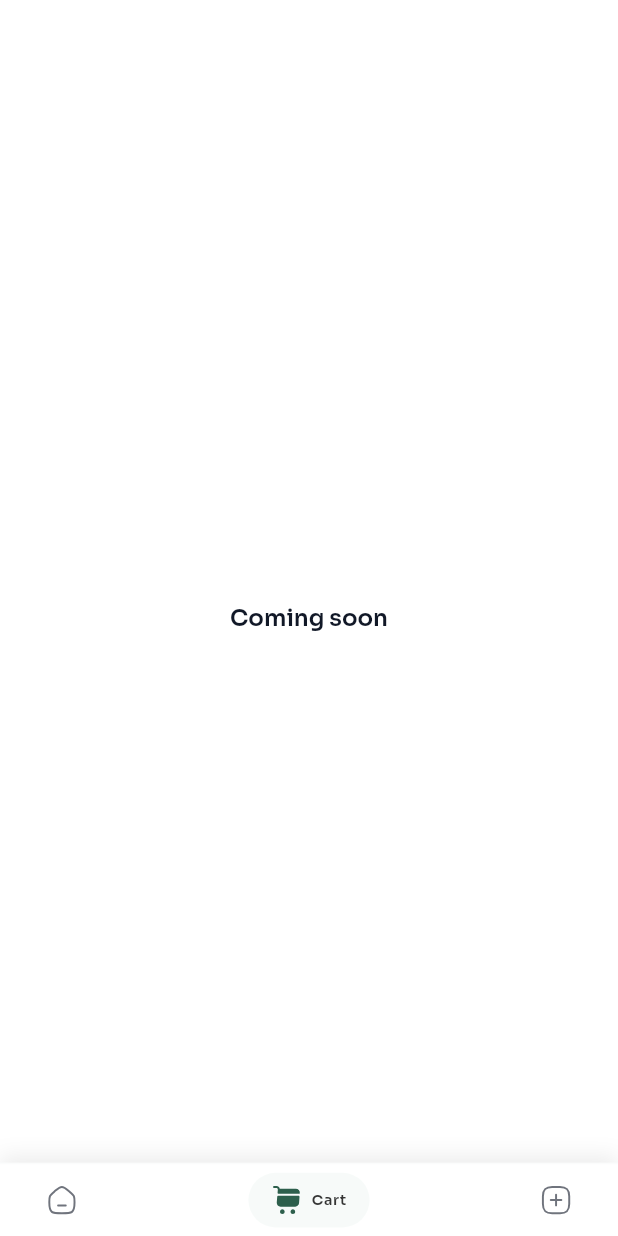
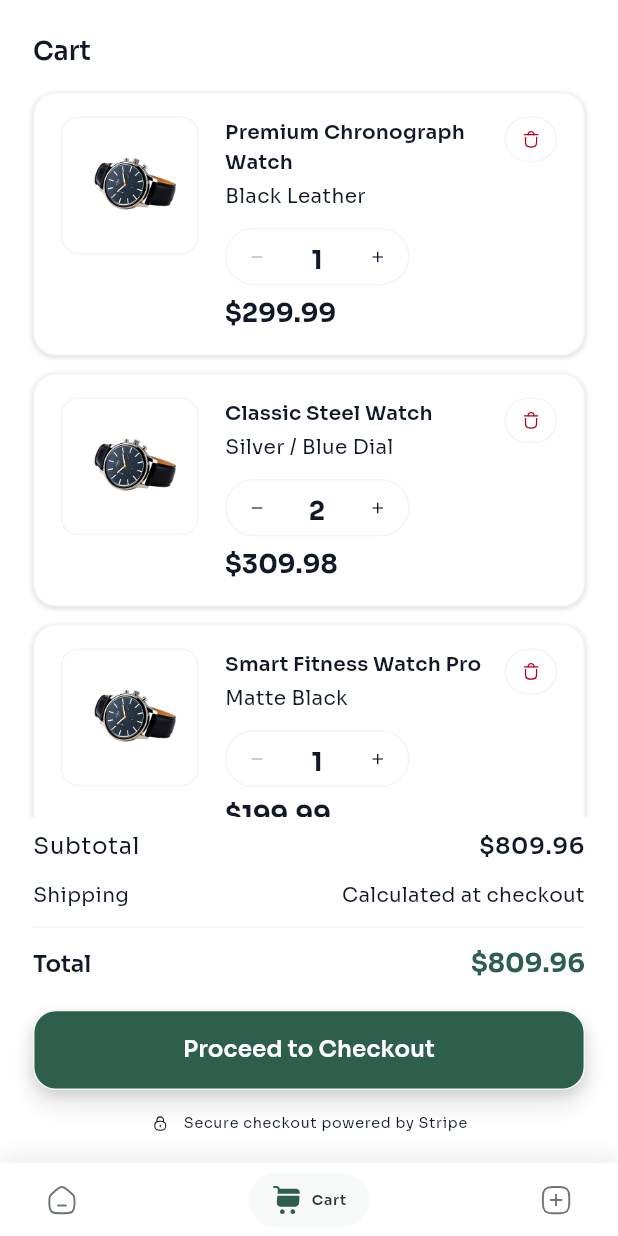
Before and after one commit to oiu85/fist_ecommerce_app_flutter, a Flutter app: the screen it shows after launch, swiped to page 2, on a phone screen of 412 x 824 dp. Run offline on Flutter 3.47's test engine with Material 3 defaults, Android fonts, the phone set to English and light mode, and no system bars; drawn by our look-alikes of auto_size_text, google_nav_bar; our stand-ins replace cached_network_image, dartz, dio, easy_localization, equatable, flutter_animate and 16 more; project files that could hold a hidden picture were left out.

Commit message:
*. Create the Cart page : - create the cart item card - create the total section with total row - create the checkout button *. Create the mock data for cart page *. Use all the widget to create the page

```diff
--- /dev/null
+++ b/lib/features/cart/presentation/pages/cart_page.dart
@@ -0,0 +1,130 @@
+import 'package:flutter/material.dart';
+import 'package:flutter_screenutil/flutter_screenutil.dart';
+
+import '../../../../core/localization/app_text.dart';
+import '../../../../core/localization/locale_keys.g.dart';
+import '../../../../mock_data/cart_mock_data.dart';
+import '../widgets/cart_item.dart';
+import '../widgets/cart_total_section.dart';
+
+class CartPage extends StatefulWidget {
+  const CartPage({super.key});
+
+  @override
+  State<CartPage> createState() => _CartPageState();
+}
+
+class _CartPageState extends State<CartPage> {
+  late List<CartMockItem> _items;
+
+  @override
+  void initState() {
+    super.initState();
+    _items = List<CartMockItem>.from(mockCartItems);
+  }
+
+  void _onQuantityChanged(int index, int newQuantity) {
+    if (newQuantity < 1) {
+      _removeItem(index);
+      return;
+    }
+    setState(() {
+      final item = _items[index];
+      final updated = CartMockItem(
+        id: item.id,
+        imageUrl: item.imageUrl,
+        name: item.name,
+        variant: item.variant,
+        quantity: newQuantity,
+        unitPrice: item.unitPrice,
+      );
+      _items = List<CartMockItem>.from(_items)..[index] = updated;
+    });
+  }
+
+  void _onDelete(int index) {
+    _removeItem(index);
+  }
+
+  void _removeItem(int index) {
+    if (index < 0 || index >= _items.length) return;
+    setState(() => _items = List<CartMockItem>.from(_items)..removeAt(index));
+  }
+
+  @override
+  Widget build(BuildContext context) {
+    final theme = Theme.of(context);
+    final subtotal = cartSubtotal(_items);
+    final subtotalStr = formatCartPrice(subtotal);
+    final totalStr = formatCartPrice(subtotal);
+    //* Clear bottom nav bar (extendBody: true) + safe area / home indicator
+    final bottomPadding = MediaQuery.of(context).padding.bottom + 20.h;
+
+    return Column(
+      children: [
+        //* Scrollable: title + cart items (or empty state)
+        Expanded(
+          child: CustomScrollView(
+            slivers: <Widget>[
+              SliverToBoxAdapter(
+                child: Padding(
+                  padding: EdgeInsets.fromLTRB(20.w, 24.h, 20.w, 16.h),
+                  child: AppText(
+                    LocaleKeys.home_navCart,
+                    translation: true,
+                    style: theme.textTheme.headlineSmall?.copyWith(fontWeight: FontWeight.w600),
+                  ),
+                ),
+              ),
+              if (_items.isEmpty)
+                SliverFillRemaining(
+                  hasScrollBody: false,
+                  child: Center(
+                    child: AppText(
+                      LocaleKeys.cart_empty,
+                      translation: true,
+                      style: theme.textTheme.bodyLarge?.copyWith(color: theme.colorScheme.onSurfaceVariant),
+                    ),
+                  ),
+                )
+              else
+                SliverPadding(
+                  padding: EdgeInsets.symmetric(horizontal: 20.w),
+                  sliver: SliverList(
+                    delegate: SliverChildBuilderDelegate((BuildContext context, int index) {
+                      final item = _items[index];
+                      return Padding(
+                        padding: EdgeInsets.only(bottom: 12.h),
+                        child: CartItem(
+                          imageUrl: item.imageUrl,
+                          name: item.name,
+                          variant: item.variant,
+                          quantity: item.quantity,
+                          priceFormatted: formatCartPrice(item.lineTotal),
+                          onQuantityChanged: (q) => _onQuantityChanged(index, q),
+                          onDelete: () => _onDelete(index),
+                          maxQuantity: 99,
+                        ),
+                      );
+                    }, childCount: _items.length),
+                  ),
+                ),
+            ],
+          ),
+        ),
+        //* Sticky total section (not scrollable)
+        Padding(
+          padding: EdgeInsets.only(top: 8.h, bottom: bottomPadding),
+          child: CartTotalSection(
+            subtotalFormatted: subtotalStr,
+            totalFormatted: totalStr,
+            onProceedToCheckout: () {
+              // TODO: Navigate to checkout
+            },
+            enabled: _items.isNotEmpty,
+          ),
+        ),
+      ],
+    );
+  }
+}
--- /dev/null
+++ b/lib/features/cart/presentation/widgets/cart_item.dart
@@ -0,0 +1,181 @@
+import 'package:flutter/material.dart';
+import 'package:flutter_screenutil/flutter_screenutil.dart';
+
+import '../../../../core/component/quantity_counter_chip.dart';
+import '../../../../core/localization/app_text.dart';
+import '../../../../core/theme/app_color_extension.dart';
+import '../../../../gen/assets.gen.dart';
+
+import 'cart_item_image.dart';
+
+class CartItem extends StatelessWidget {
+  const CartItem({
+    super.key,
+    required this.imageUrl,
+    required this.name,
+    required this.variant,
+    required this.quantity,
+    required this.priceFormatted,
+    required this.onQuantityChanged,
+    required this.onDelete,
+    this.maxQuantity,
+  });
+
+  final String imageUrl;
+  final String name;
+  final String variant;
+  final int quantity;
+  final String priceFormatted;
+  final ValueChanged<int> onQuantityChanged;
+  final VoidCallback onDelete;
+  final int? maxQuantity;
+
+  @override
+  Widget build(BuildContext context) {
+    final theme = Theme.of(context);
+    final colorScheme = theme.colorScheme;
+    final textTheme = theme.textTheme;
+    final appColors = theme.extension<AppColorExtension>();
+
+    final borderColor = appColors?.borderColor ?? colorScheme.outline;
+    final surfaceColor = colorScheme.surface;
+    final surfaceHighest = colorScheme.surfaceContainerHighest;
+
+    return RepaintBoundary(
+      child: Container(
+        width: 335.w,
+        constraints: BoxConstraints(minHeight: 144.h),
+        decoration: ShapeDecoration(
+          color: surfaceColor,
+          shape: RoundedRectangleBorder(
+            side: BorderSide(color: borderColor),
+            borderRadius: BorderRadius.circular(16.r),
+          ),
+          shadows: [
+            BoxShadow(
+              color: colorScheme.shadow.withValues(alpha: 0.12),
+              blurRadius: 2,
+              offset: const Offset(0, 1),
+              spreadRadius: 0,
+            ),
+          ],
+        ),
+        //* 3-column layout: image | content | delete — delete no longer constrains price
+        child: Padding(
+          padding: EdgeInsets.fromLTRB(16.w, 16.h, 16.w, 16.h),
+          child: Row(
+            crossAxisAlignment: CrossAxisAlignment.start,
+            children: [
+              //* Column 1: Image
+              CartItemImage(imageUrl: imageUrl, size: 96.r, backgroundColor: surfaceHighest, borderColor: borderColor),
+              SizedBox(width: 16.w),
+              //* Column 2: Name, variant, quantity, price — full width, no overlay padding
+              Expanded(
+                child: Column(
+                  crossAxisAlignment: CrossAxisAlignment.start,
+                  mainAxisSize: MainAxisSize.min,
+                  children: [
+                    AppText(
+                      name,
+                      translation: false,
+                      style: textTheme.titleMedium?.copyWith(
+                        color: appColors?.primaryNavy ?? colorScheme.onSurface,
+                        fontWeight: FontWeight.w600,
+                      ),
+                      maxLines: 2,
+                      isAutoScale: true,
+                    ),
+                    SizedBox(height: 4.h),
+                    AppText(
+                      variant,
+                      translation: false,
+                      isAutoScale: true,
+                      maxLines: 1,
+                      style: textTheme.bodyMedium?.copyWith(color: colorScheme.onSurfaceVariant),
+                    ),
+                    SizedBox(height: 12.h),
+                    //* Quantity chip row
+                    QuantityCounterChip(
+                      value: quantity,
+                      minValue: 1,
+                      maxValue: maxQuantity,
+                      onDecrement: () => onQuantityChanged(quantity - 1),
+                      onIncrement: () => onQuantityChanged(quantity + 1),
+                      backgroundColor: surfaceHighest,
+                      borderColor: borderColor,
+                    ),
+                    SizedBox(height: 8.h),
+                    AppText(
+                      priceFormatted,
+                      translation: false,
+                      style: textTheme.headlineSmall?.copyWith(
+                        fontWeight: FontWeight.w700,
+                        color: appColors?.primaryNavy ?? colorScheme.onSurface,
+                      ),
+                      maxLines: 1,
+                      isAutoScale: false,
+                    ),
+                  ],
+                ),
+              ),
+              SizedBox(width: 12.w),
+              //* Column 3: Delete button — fixed column, does not constrain content
+              _DeleteButton(
+                onTap: onDelete,
+                borderColor: borderColor,
+                surfaceHighest: surfaceHighest,
+                colorScheme: colorScheme,
+              ),
+            ],
+          ),
+        ),
+      ),
+    );
+  }
+}
+
+/// Delete action button — extracted for clarity and reuse.
+class _DeleteButton extends StatelessWidget {
+  const _DeleteButton({
+    required this.onTap,
+    required this.borderColor,
+    required this.surfaceHighest,
+    required this.colorScheme,
+  });
+
+  final VoidCallback onTap;
+  final Color borderColor;
+  final Color surfaceHighest;
+  final ColorScheme colorScheme;
+
+  @override
+  Widget build(BuildContext context) {
+    return Material(
+      color: Colors.transparent,
+      child: InkWell(
+        onTap: onTap,
+        borderRadius: BorderRadius.circular(9999.r),
+        splashColor: colorScheme.error.withValues(alpha: 0.16),
+        highlightColor: colorScheme.error.withValues(alpha: 0.08),
+        child: Container(
+          width: 32.w,
+          height: 32.h,
+          decoration: ShapeDecoration(
+            color: surfaceHighest,
+            shape: RoundedRectangleBorder(
+              side: BorderSide(color: borderColor),
+              borderRadius: BorderRadius.circular(9999.r),
+            ),
+          ),
+          child: Center(
+            child: Assets.images.icons.delete.svg(
+              width: 14.w,
+              height: 14.h,
+              colorFilter: ColorFilter.mode(colorScheme.error, BlendMode.srcIn),
+            ),
+          ),
+        ),
+      ),
+    );
+  }
+}
--- /dev/null
+++ b/lib/features/cart/presentation/widgets/cart_item_image.dart
@@ -0,0 +1,60 @@
+import 'package:flutter/material.dart';
+import 'package:flutter_screenutil/flutter_screenutil.dart';
+
+import '../../../../core/util/app_cached_network_image.dart';
+
+class CartItemImage extends StatelessWidget {
+  const CartItemImage({
+    super.key,
+    required this.imageUrl,
+    required this.size,
+    required this.backgroundColor,
+    required this.borderColor,
+  });
+
+  final String imageUrl;
+  final double size;
+  final Color backgroundColor;
+  final Color borderColor;
+
+  static bool _isAssetPath(String url) => url.trim().toLowerCase().startsWith('assets/');
+
+  @override
+  Widget build(BuildContext context) {
+    return Container(
+      width: size,
+      height: size,
+      clipBehavior: Clip.antiAlias,
+      decoration: ShapeDecoration(
+        color: backgroundColor,
+        shape: RoundedRectangleBorder(
+          side: BorderSide(color: borderColor),
+          borderRadius: BorderRadius.circular(12.r),
+        ),
+      ),
+      child: _isAssetPath(imageUrl)
+          ? Image.asset(
+              imageUrl,
+              width: size,
+              height: size,
+              fit: BoxFit.cover,
+              errorBuilder: (_, __, ___) => _errorIcon(context),
+            )
+          : AppCachedNetworkImage(
+              imageUrl: imageUrl,
+              width: size,
+              height: size,
+              fit: BoxFit.cover,
+              borderRadius: BorderRadius.circular(12.r),
+              formatUrl: true,
+              errorWidget: _errorIcon(context),
+            ),
+    );
+  }
+
+  Widget _errorIcon(BuildContext context) {
+    return Center(
+      child: Icon(Icons.broken_image_outlined, size: size * 0.4, color: Theme.of(context).colorScheme.outline),
+    );
+  }
+}
--- /dev/null
+++ b/lib/features/cart/presentation/widgets/cart_total_row.dart
@@ -0,0 +1,41 @@
+import 'package:flutter/material.dart';
+
+import '../../../../core/localization/app_text.dart';
+
+class CartTotalRow extends StatelessWidget {
+  const CartTotalRow({
+    super.key,
+    required this.labelKey,
+    this.valueKey,
+    this.value,
+    required this.labelStyle,
+    required this.valueStyle,
+  });
+
+  final String labelKey;
+  final String? valueKey;
+  final String? value;
+  final TextStyle? labelStyle;
+  final TextStyle? valueStyle;
+
+  @override
+  Widget build(BuildContext context) {
+    final valueText = valueKey ?? value ?? '';
+    return Row(
+      mainAxisAlignment: MainAxisAlignment.spaceBetween,
+      children: [
+        AppText(labelKey, translation: true, style: labelStyle, isAutoScale: true, maxLines: 1),
+        Flexible(
+          child: AppText(
+            valueText,
+            translation: valueKey != null,
+            style: valueStyle,
+            textAlign: TextAlign.end,
+            maxLines: 1,
+            isAutoScale: true,
+          ),
+        ),
+      ],
+    );
+  }
+}
--- /dev/null
+++ b/lib/features/cart/presentation/widgets/cart_total_section.dart
@@ -0,0 +1,96 @@
+import 'package:flutter/material.dart';
+import 'package:flutter_screenutil/flutter_screenutil.dart';
+
+import '../../../../core/localization/app_text.dart';
+import '../../../../core/localization/locale_keys.g.dart';
+import '../../../../core/theme/app_color_extension.dart';
+import '../../../../gen/assets.gen.dart';
+
+import 'cart_total_row.dart';
+import 'proceed_to_checkout_button.dart';
+
+class CartTotalSection extends StatelessWidget {
+  const CartTotalSection({
+    super.key,
+    required this.subtotalFormatted,
+    required this.totalFormatted,
+    required this.onProceedToCheckout,
+    this.enabled = true,
+  });
+
+  final String subtotalFormatted;
+  final String totalFormatted;
+  final VoidCallback? onProceedToCheckout;
+  final bool enabled;
+
+  @override
+  Widget build(BuildContext context) {
+    final theme = Theme.of(context);
+    final textTheme = theme.textTheme;
+    final colorScheme = theme.colorScheme;
+    final appColors = theme.extension<AppColorExtension>();
+
+    final labelColor = colorScheme.onSurfaceVariant;
+    final primaryNavy = appColors?.primaryNavy ?? colorScheme.onSurface;
+    final dividerColor = appColors?.borderColor ?? colorScheme.outline;
+    final secureTextColor = colorScheme.onSurfaceVariant;
+
+    return Padding(
+      padding: EdgeInsets.symmetric(horizontal: 20.w),
+      child: Column(
+        mainAxisSize: MainAxisSize.min,
+        crossAxisAlignment: CrossAxisAlignment.stretch,
+        children: [
+          //* Subtotal row
+          CartTotalRow(
+            labelKey: LocaleKeys.cart_subtotal,
+            value: subtotalFormatted,
+            valueStyle: textTheme.bodyLarge?.copyWith(color: primaryNavy, fontWeight: FontWeight.w600),
+            labelStyle: textTheme.bodyLarge?.copyWith(color: labelColor, fontWeight: FontWeight.w400),
+          ),
+          SizedBox(height: 12.h),
+          //* Shipping row
+          CartTotalRow(
+            labelKey: LocaleKeys.cart_shipping,
+            valueKey: LocaleKeys.cart_calculatedAtCheckout,
+            labelStyle: textTheme.bodyMedium?.copyWith(color: labelColor),
+            valueStyle: textTheme.bodyMedium?.copyWith(color: secureTextColor),
+          ),
+          SizedBox(height: 12.h),
+          //* Divider
+          Divider(height: 1, color: dividerColor, thickness: 1),
+          SizedBox(height: 13.h),
+          //* Total row
+          CartTotalRow(
+            labelKey: LocaleKeys.cart_total,
+            value: totalFormatted,
+            labelStyle: textTheme.titleLarge?.copyWith(color: primaryNavy, fontWeight: FontWeight.w600),
+            valueStyle: textTheme.headlineSmall?.copyWith(color: colorScheme.primary, fontWeight: FontWeight.w700),
+          ),
+          SizedBox(height: 20.h),
+          //* Proceed to Checkout (reuse existing button)
+          ProceedToCheckoutButton(onPressed: onProceedToCheckout, enabled: enabled),
+          SizedBox(height: 16.h),
+          //* Secure checkout message + lock icon
+          Row(
+            mainAxisAlignment: MainAxisAlignment.center,
+            mainAxisSize: MainAxisSize.min,
+            children: [
+              Assets.images.icons.lock.svg(
+                width: 12.w,
+                height: 12.h,
+                colorFilter: ColorFilter.mode(secureTextColor, BlendMode.srcIn),
+              ),
+              SizedBox(width: 8.w),
+              AppText(
+                LocaleKeys.cart_secureCheckoutStripe,
+                translation: true,
+                style: textTheme.labelSmall?.copyWith(color: secureTextColor),
+              ),
+            ],
+          ),
+        ],
+      ),
+    );
+  }
+}
--- /dev/null
+++ b/lib/features/cart/presentation/widgets/proceed_to_checkout_button.dart
@@ -0,0 +1,27 @@
+import 'package:flutter/material.dart';
+import 'package:flutter_screenutil/flutter_screenutil.dart';
+
+import '../../../../core/component/app_filled_button.dart';
+import '../../../../core/localization/locale_keys.g.dart';
+
+class ProceedToCheckoutButton extends StatelessWidget {
+  const ProceedToCheckoutButton({super.key, required this.onPressed, this.enabled = true});
+
+  final VoidCallback? onPressed;
+  final bool enabled;
+
+  @override
+  Widget build(BuildContext context) {
+    final colorScheme = Theme.of(context).colorScheme;
+
+    return AppFilledButton(
+      labelKey: LocaleKeys.cart_proceedToCheckout,
+      onPressed: enabled ? onPressed : null,
+      foregroundColor: colorScheme.onPrimary,
+      backgroundColor: colorScheme.primary,
+      height: 56.h,
+      borderRadius: 16,
+      width: double.infinity,
+    );
+  }
+}
--- a/lib/features/home/presentation/pages/main_container_page.dart
+++ b/lib/features/home/presentation/pages/main_container_page.dart
@@ -2,6 +2,7 @@ import 'package:flutter/material.dart';
 
 import '../../../../core/component/custom_bottom_nav_bar.dart';
 import '../../../../core/shared/app_scaffold.dart';
+import '../../../cart/presentation/pages/cart_page.dart';
 import 'home_page.dart';
 
 class MainContainerPage extends StatefulWidget {
@@ -47,7 +48,7 @@ class _MainContainerPageState extends State<MainContainerPage> {
           controller: _pageController,
           physics: const NeverScrollableScrollPhysics(),
           onPageChanged: _onPageChanged,
-          children: const [HomePage(), _CartPlaceholderPage(), _AddProductPlaceholderPage()],
+          children: const [HomePage(), CartPage(), _AddProductPlaceholderPage()],
         ),
       ),
       bottomNavigationBar: CustomBottomNavBar(selectedIndex: _selectedIndex, onTabChange: _onTabChange),
@@ -67,13 +68,6 @@ class _ComingSoonPage extends StatelessWidget {
   }
 }
 
-class _CartPlaceholderPage extends StatelessWidget {
-  const _CartPlaceholderPage();
-
-  @override
-  Widget build(BuildContext context) => const _ComingSoonPage();
-}
-
 class _AddProductPlaceholderPage extends StatelessWidget {
   const _AddProductPlaceholderPage();
 
--- a/lib/gen/assets.gen.dart
+++ b/lib/gen/assets.gen.dart
@@ -573,8 +573,11 @@ class $AssetsImagesPngGen {
   /// File path: assets/images/png/prototype2.png
   AssetGenImage get prototype2 => const AssetGenImage('assets/images/png/prototype2.png');
 
+  /// File path: assets/images/png/prototype3.png
+  AssetGenImage get prototype3 => const AssetGenImage('assets/images/png/prototype3.png');
+
   /// List of all assets
-  List<AssetGenImage> get values => [noDataDark, noDataWhite, prototype1, prototype2];
+  List<AssetGenImage> get values => [noDataDark, noDataWhite, prototype1, prototype2, prototype3];
 }
 
 class $AssetsImagesStatusGen {
--- /dev/null
+++ b/lib/mock_data/cart_mock_data.dart
@@ -0,0 +1,60 @@
+//* Simple mock data for the cart page. Uses prototype3.png for product image.
+
+/// Asset path for cart item product image (watch prototype).
+const String kCartItemPrototypeAsset = 'assets/images/png/prototype3.png';
+
+/// Single cart line item for mock/demo. [unitPrice] is per-unit; line total = quantity * unitPrice.
+class CartMockItem {
+  const CartMockItem({
+    required this.id,
+    required this.imageUrl,
+    required this.name,
+    required this.variant,
+    required this.quantity,
+    required this.unitPrice,
+  });
+
+  final String id;
+  final String imageUrl;
+  final String name;
+  final String variant;
+  final int quantity;
+  final double unitPrice;
+
+  double get lineTotal => quantity * unitPrice;
+}
+
+/// Default list of cart items for the cart page (simple mock).
+List<CartMockItem> get mockCartItems => [
+      const CartMockItem(
+        id: '1',
+        imageUrl: kCartItemPrototypeAsset,
+        name: 'Premium Chronograph Watch',
+        variant: 'Black Leather',
+        quantity: 1,
+        unitPrice: 299.99,
+      ),
+      const CartMockItem(
+        id: '2',
+        imageUrl: kCartItemPrototypeAsset,
+        name: 'Classic Steel Watch',
+        variant: 'Silver / Blue Dial',
+        quantity: 2,
+        unitPrice: 154.99,
+      ),
+      const CartMockItem(
+        id: '3',
+        imageUrl: kCartItemPrototypeAsset,
+        name: 'Smart Fitness Watch Pro',
+        variant: 'Matte Black',
+        quantity: 1,
+        unitPrice: 199.99,
+      ),
+    ];
+
+/// Formats a double as USD string (e.g. 299.99 -> "\$299.99").
+String formatCartPrice(double value) => '\$${value.toStringAsFixed(2)}';
+
+/// Sum of all line totals for the given items.
+double cartSubtotal(List<CartMockItem> items) =>
+    items.fold(0.0, (sum, item) => sum + item.lineTotal);
```
Also changed, not shown: assets/translation/ar.json (+9 -0 lines), assets/translation/en.json (+9 -0 lines), assets/images/png/prototype3.png (added), lib/core/localization/locale_keys.g.dart.
